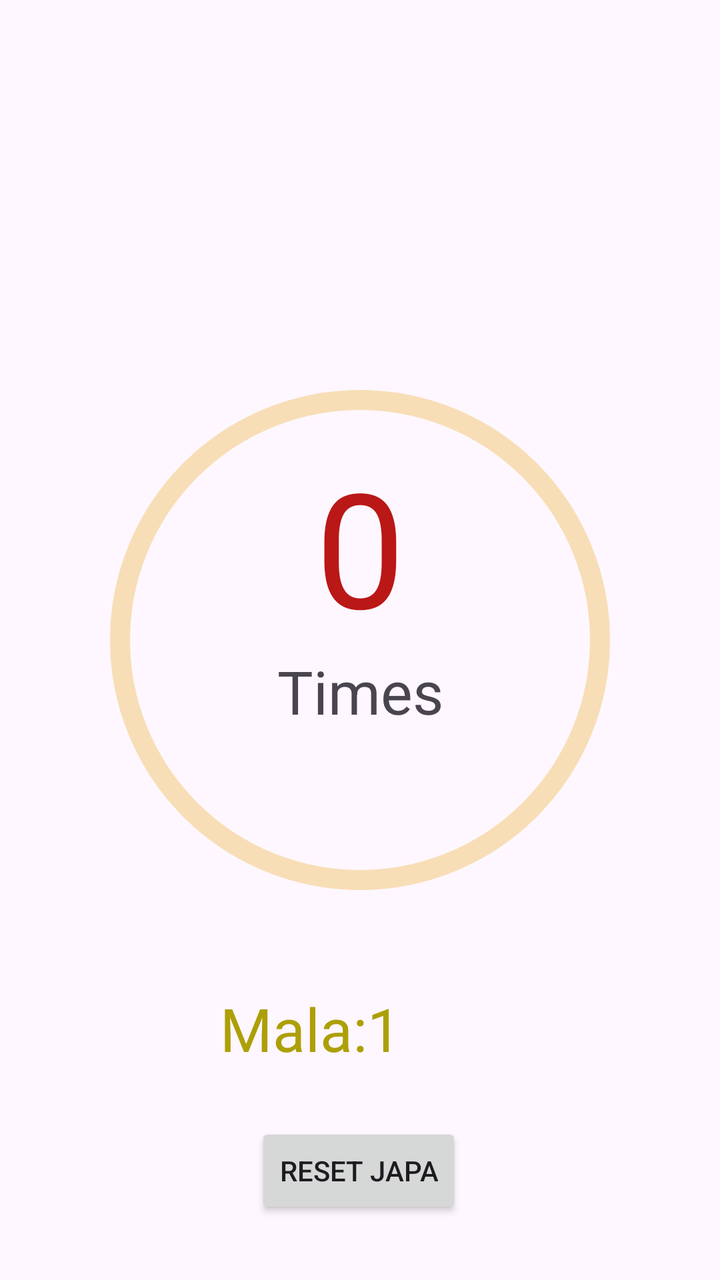
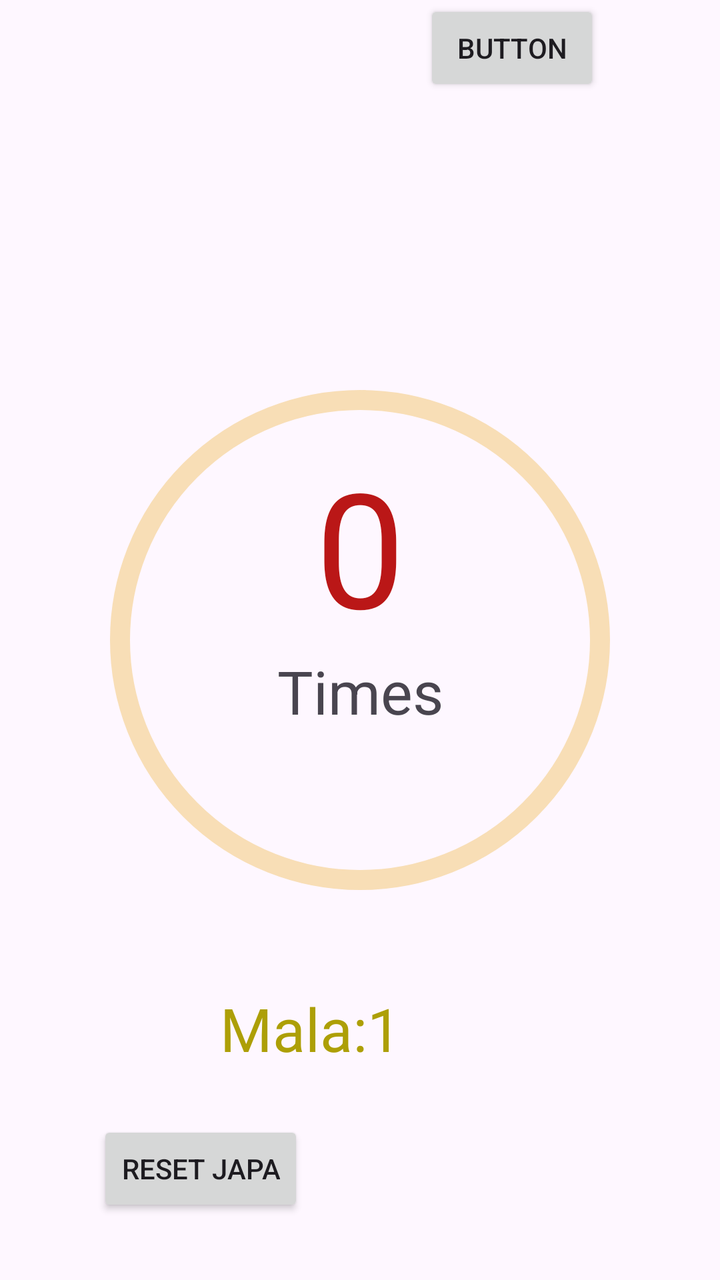

Screens rendered from an Android XML layout before and after an edit, with the pre-edit source and the edit as a unified diff.
<!-- AndroidManifest.xml: application theme Theme.CounterApp -->
<!-- res/layout/activity_main.xml -->
<?xml version="1.0" encoding="utf-8"?>
<androidx.constraintlayout.widget.ConstraintLayout xmlns:android="http://schemas.android.com/apk/res/android"
    xmlns:app="http://schemas.android.com/apk/res-auto"
    xmlns:tools="http://schemas.android.com/tools"
    android:id="@+id/main"
    android:hapticFeedbackEnabled="true"
    android:layout_width="match_parent"
    android:layout_height="match_parent"
    tools:context=".MainActivity"
    android:clickable="true">


    <com.google.android.material.progressindicator.CircularProgressIndicator
        android:id="@+id/circularIndiacator"
        android:layout_width="wrap_content"
        android:layout_height="wrap_content"
        android:indeterminate="false"
        app:trackThickness="10dp"
        app:trackColor="#F8DEB6"
        app:indicatorColor="#E26C32"
        android:max="108"
        app:indicatorInset="5dp"
        app:indicatorSize="250dp"
        app:layout_constraintBottom_toBottomOf="parent"
        app:layout_constraintEnd_toEndOf="parent"
        app:layout_constraintStart_toStartOf="parent"
        app:layout_constraintTop_toTopOf="parent" />

    <androidx.constraintlayout.widget.ConstraintLayout
        android:id="@+id/constraintLayout"
        android:layout_width="200dp"
        android:layout_height="200dp"
        app:layout_constraintBottom_toTopOf="@+id/linearLayout"
        app:layout_constraintEnd_toEndOf="parent"
        app:layout_constraintHorizontal_bias="0.497"
        app:layout_constraintStart_toStartOf="parent"
        app:layout_constraintTop_toTopOf="parent"
        app:layout_constraintVertical_bias="0.716">

        <TextView
            android:id="@+id/counterNumbertxt"
            android:layout_width="wrap_content"
            android:layout_height="90dp"
            android:layout_centerInParent="true"
            android:layout_marginBottom="7dp"
            android:gravity="center"
            android:text="0"
            android:textColor="#BA1717"
            android:textSize="80dp"
            app:layout_constraintBottom_toTopOf="@+id/textView"
            app:layout_constraintEnd_toEndOf="parent"
            app:layout_constraintHorizontal_bias="0.503"
            app:layout_constraintStart_toStartOf="parent"
            app:layout_constraintTop_toTopOf="parent"
            app:layout_constraintVertical_bias="0.0" />

        <TextView
            android:id="@+id/textView"
            android:layout_width="wrap_content"
            android:layout_height="wrap_content"
            android:layout_below="@+id/counterNumbertxt"
            android:layout_centerHorizontal="true"
            android:layout_marginBottom="36dp"
            android:text="Times"
            android:textSize="30sp"
            app:layout_constraintBottom_toBottomOf="parent"
            app:layout_constraintEnd_toEndOf="parent"
            app:layout_constraintHorizontal_bias="0.504"
            app:layout_constraintStart_toStartOf="parent"
            app:layout_constraintTop_toBottomOf="@+id/counterNumbertxt"
            app:layout_constraintVertical_bias="0.5" />

    </androidx.constraintlayout.widget.ConstraintLayout>

    <LinearLayout
        android:id="@+id/linearLayout"
        android:layout_width="200dp"
        android:layout_height="wrap_content"
        android:orientation="horizontal"
        app:layout_constraintBottom_toBottomOf="parent"
        app:layout_constraintEnd_toEndOf="parent"
        app:layout_constraintHorizontal_bias="0.687"
        app:layout_constraintStart_toStartOf="parent"
        app:layout_constraintTop_toTopOf="parent"
        app:layout_constraintVertical_bias="0.824">

        <TextView
            android:id="@+id/mala_text"
            android:layout_width="wrap_content"
            android:layout_height="wrap_content"
            android:text="Mala:"
            android:textColor="#AD9F06"
            android:textSize="30sp"
            tools:layout_editor_absoluteX="155dp"
            tools:layout_editor_absoluteY="504dp" />

        <TextView
            android:id="@+id/mala_count"
            android:layout_width="wrap_content"
            android:layout_height="wrap_content"
            android:text="1"
            android:textColor="#AD9F06"
            android:textSize="30sp"
            tools:layout_editor_absoluteX="241dp"
            tools:layout_editor_absoluteY="503dp" />

    </LinearLayout>

    <Button
        android:id="@+id/resetbtn"
        android:layout_width="wrap_content"
        android:layout_height="wrap_content"
        android:text="Reset Japa"
        app:layout_constraintBottom_toBottomOf="parent"
        app:layout_constraintEnd_toEndOf="parent"
        app:layout_constraintHorizontal_bias="0.498"
        app:layout_constraintStart_toStartOf="parent"
        app:layout_constraintTop_toBottomOf="@+id/constraintLayout"
        app:layout_constraintVertical_bias="0.83" />


</androidx.constraintlayout.widget.ConstraintLayout>
<!-- resources referenced by this layout -->
<resources>
  <style name="Theme.CounterApp" parent="Base.Theme.CounterApp" />
  <style name="Base.Theme.CounterApp" parent="Theme.Material3.DayNight.NoActionBar">
          
          
      </style>
</resources>

<!-- the commit's change to res/layout/activity_main.xml (unified diff, before → after) -->
@@ -113,10 +113,19 @@
         android:text="Reset Japa"
         app:layout_constraintBottom_toBottomOf="parent"
         app:layout_constraintEnd_toEndOf="parent"
-        app:layout_constraintHorizontal_bias="0.498"
+        app:layout_constraintHorizontal_bias="0.189"
         app:layout_constraintStart_toStartOf="parent"
         app:layout_constraintTop_toBottomOf="@+id/constraintLayout"
-        app:layout_constraintVertical_bias="0.83" />
+        app:layout_constraintVertical_bias="0.825" />
+
+    <Button
+        android:id="@+id/button"
+        android:layout_width="wrap_content"
+        android:layout_height="wrap_content"
+        android:text="Button"
+        app:layout_constraintEnd_toEndOf="parent"
+        app:layout_constraintStart_toEndOf="@+id/resetbtn"
+        tools:layout_editor_absoluteY="648dp" />
 
 
 </androidx.constraintlayout.widget.ConstraintLayout>
